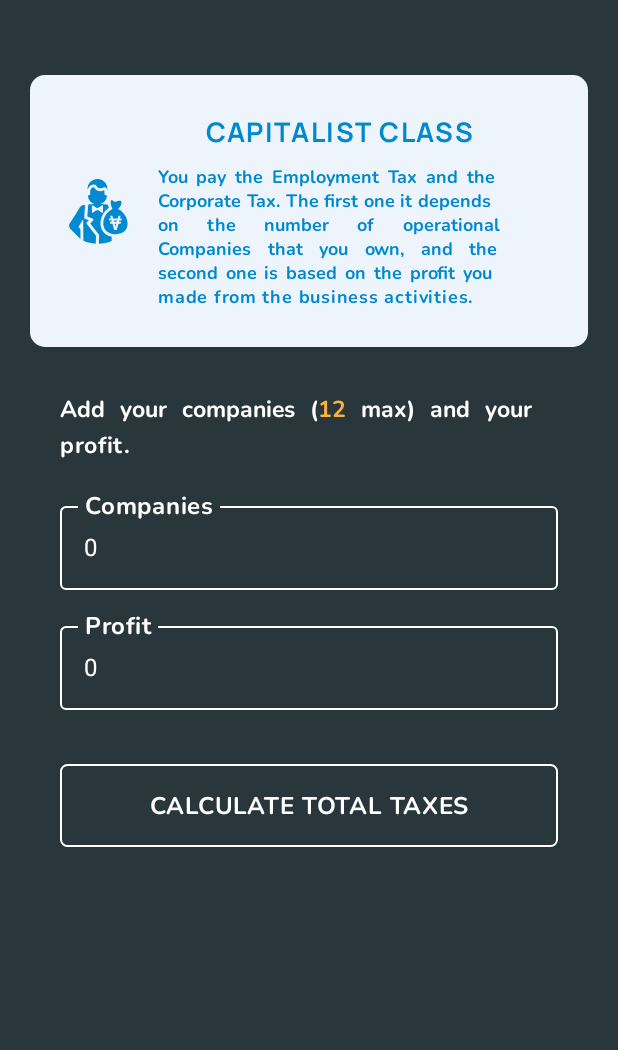
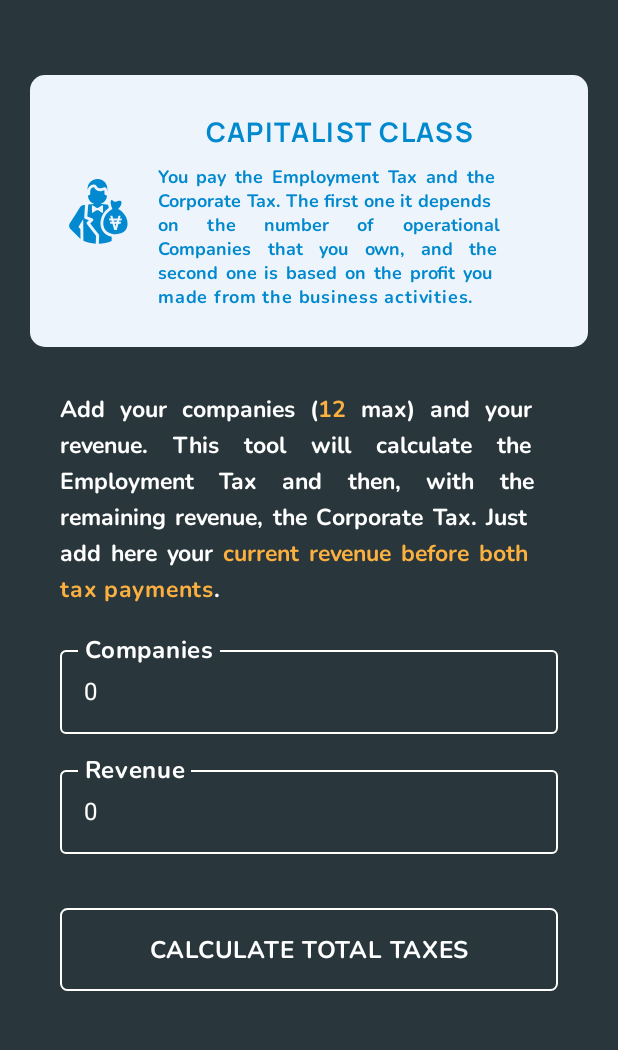
Before and after one commit to aloarte/HegemonyTaxes, an Android app built with Jetpack Compose: the capitalist_class_screen screen opened through its navigation route, on a phone screen of 412 x 824 dp, the part 68-1118 px from its top. Run offline under Robolectric (Android 15) with nearby library versions, the phone set to English and light mode, and no system bars.

Commit message:
Clarified capitalist string hint

```diff
--- a/app/src/main/java/com/p4r4d0x/hegemonytaxes/presenter/roles/CapitalistClassScreen.kt
+++ b/app/src/main/java/com/p4r4d0x/hegemonytaxes/presenter/roles/CapitalistClassScreen.kt
@@ -124,7 +124,7 @@ fun CapitalistClassScreenScrollable(
             item {
                 RoleInputText(
                     roleUi = roleUi,
-                    labelText = "Profit",
+                    labelText = "Revenue",
                     inputText = profit,
                     maxValue = Integer.MAX_VALUE
                 ) {
@@ -155,8 +155,10 @@ fun CapitalistClassTaxesDescription() {
                 "Add your companies (", false
             ),
             MultipleText(CAPITALIST_CLASS_MAX_COMPANIES.toString(), true),
-            MultipleText(" max) and your profit.", false)
-        ),
+            MultipleText(" max) and your revenue. This tool will calculate the Employment Tax and then, with the remaining revenue, the Corporate Tax. Just add here your", false),
+            MultipleText(" current revenue before both tax payments", true),
+            MultipleText(".", false)
+            ),
         highlightedStyle = Utils.getHighlightedSpanStyle(DESCRIPTION_TEXT_SIZE),
         regularStyle = Utils.getBoldSpanStyle(DESCRIPTION_TEXT_SIZE)
     )
--- a/app/src/main/java/com/p4r4d0x/hegemonytaxes/presenter/roles/StateClassScreen.kt
+++ b/app/src/main/java/com/p4r4d0x/hegemonytaxes/presenter/roles/StateClassScreen.kt
@@ -214,7 +214,7 @@ fun InputsDialog(
 
                 RoleInputText(
                     roleUi = roleUi,
-                    labelText = "CC profit",
+                    labelText = "CC Revenue",
                     inputText = ccProfit,
                     maxValue = Int.MAX_VALUE
                 ) {
@@ -336,7 +336,7 @@ fun InputsDialogScrollable(
                     item {
                         RoleInputText(
                             roleUi = roleUi,
-                            labelText = "CC profit",
+                            labelText = "CC Revenue",
                             inputText = ccProfit,
                             maxValue = Int.MAX_VALUE
                         ) {
```
